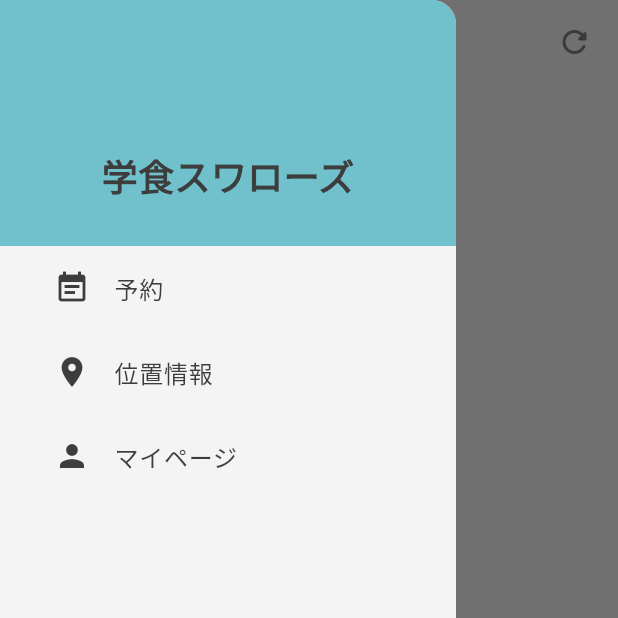
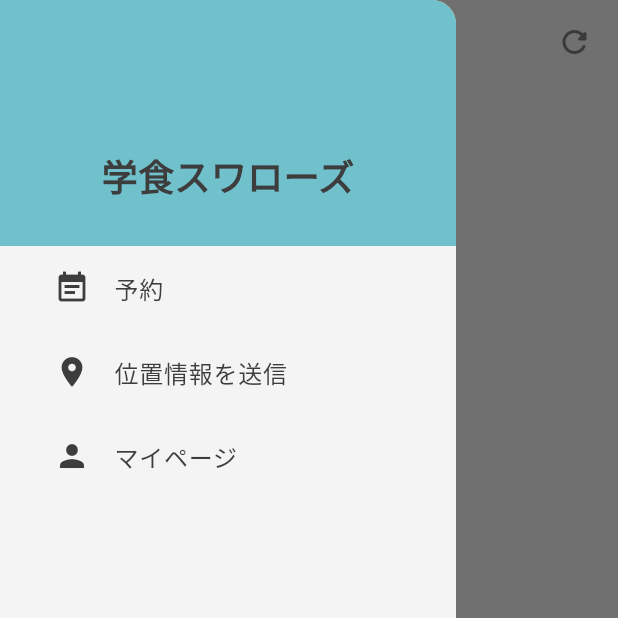
Before and after one commit to hiropoo/cafeteria_reserve, a Flutter app: the FriendListPage screen opened by its route, with the side drawer open, on a phone screen of 412 x 824 dp, the top half of it. Run offline on Flutter 3.47's test engine with Material 3 defaults, Android fonts, the phone set to English and light mode, and no system bars; our stand-ins replace flutter_hooks, flutter_slidable, freezed_annotation, go_router, hooks_riverpod, location and 2 more; accounts and stored records are empty; generated files the repository leaves out were written again.

Commit message:
♻️ Stringsにメッセージを追加

```diff
--- a/lib/src/components/my_drawer.dart
+++ b/lib/src/components/my_drawer.dart
@@ -2,6 +2,7 @@ import 'package:flutter/material.dart';
 import 'package:go_router/go_router.dart';
 import 'package:hooks_riverpod/hooks_riverpod.dart';
 import 'package:sit_in_the_cafeteria/src/components/my_drawer_tile.dart';
+import 'package:sit_in_the_cafeteria/src/constant/strings.dart';
 import 'package:sit_in_the_cafeteria/src/features/auth/pages/auth_state_notifier.dart';
 import 'package:sit_in_the_cafeteria/src/router/app_router.dart';
 import 'package:sit_in_the_cafeteria/src/router/bottom_nav_index_notifier.dart';
@@ -25,7 +26,7 @@ class MyDrawer extends ConsumerWidget {
               color: Theme.of(context).colorScheme.primary,
             ),
             child: Text(
-              '学食スワローズ',
+              Strings.appName,
               style: TextStyle(
                 fontSize: 24,
                 fontWeight: FontWeight.bold,
@@ -36,7 +37,7 @@ class MyDrawer extends ConsumerWidget {
 
           // 予約
           MyDrawerTile(
-            title: '予約',
+            title: Strings.reservation,
             icon: Icons.event_note,
             onTap: () {
               Navigator.pop(context);
@@ -47,7 +48,7 @@ class MyDrawer extends ConsumerWidget {
 
           // 位置情報を送信
           MyDrawerTile(
-            title: '位置情報',
+            title: Strings.locationSend,
             icon: Icons.location_on,
             onTap: () {
               Navigator.pop(context);
@@ -58,7 +59,7 @@ class MyDrawer extends ConsumerWidget {
 
           // マイページ
           MyDrawerTile(
-            title: 'マイページ',
+            title: Strings.myPage,
             icon: Icons.person,
             onTap: () {
               Navigator.pop(context);
@@ -71,7 +72,7 @@ class MyDrawer extends ConsumerWidget {
 
           // 設定
           MyDrawerTile(
-            title: '設定',
+            title: Strings.settings,
             icon: Icons.settings,
             onTap: () {
               Navigator.pop(context);
@@ -80,7 +81,7 @@ class MyDrawer extends ConsumerWidget {
 
           // ログアウト
           MyDrawerTile(
-            title: 'ログアウト',
+            title: Strings.logout,
             icon: Icons.logout,
             onTap: () {
               final repositoryNotifier = ref.read(authStateNotifierProvider.notifier);
--- a/lib/src/constant/strings.dart
+++ b/lib/src/constant/strings.dart
@@ -9,6 +9,7 @@ class Strings {
 
   /* ログイン 新規登録メッセージ */
   static const String login = 'ログイン';
+  static const String logout = 'ログアウト';
   static const String signUp = '新規登録';
   static const String loginFailed = 'ユーザー名またはパスワードが間違っています';
   static const String signUpFailed = '新規登録に失敗しました';
@@ -41,4 +42,34 @@ class Strings {
   static const String locationError = '予約した学食の近くにいることを確認してください';
   static const String connectionError = '通信エラーが発生しました';
   static const String permissionError = '位置情報の利用が許可されていません';
+
+  /* 座席確認ページ */
+  static const String cafeteria1 = '第1食堂';
+  static const String cafeteria2 = '第2食堂';
+  static const String seatConfirm = '座席を確認してください';
+  static const String entrance = '入口';
+  static const String exit = '出口';
+  static const String returnButton = '戻る';
+
+  /* 位置情報送信結果を表示するページ */
+  static const String locationSendResultTitle = '位置情報を送信しました';
+  static const String locationSendResultDescription1 = 'ご予約のご利用を確認しました';
+  static const String locationSendResultDescription2 = 'ご利用ありがとうございました';
+
+  /* マイページ */
+  static const String myPage = 'マイページ';
+  static const String id = 'ID';
+  static const String copyID = 'IDをコピーしました';
+  static const String friend = '友だち';
+  static const String friendNumSuffix = '人';
+
+  /* 友達一覧ページ */
+  static const String friendList = 'すべての友だち';
+  static const String addFriend = '追加';
+
+  /* 予約画面 */
+  static const String reservation = '予約';
+
+  /* 設定画面 */
+  static const String settings = '設定';
 }
--- a/lib/src/features/profile/pages/friend_list_page.dart
+++ b/lib/src/features/profile/pages/friend_list_page.dart
@@ -6,6 +6,7 @@ import 'package:sit_in_the_cafeteria/src/components/friend_list_tile.dart';
 import 'package:sit_in_the_cafeteria/src/components/friend_text_field.dart';
 import 'package:sit_in_the_cafeteria/src/components/my_button.dart';
 import 'package:sit_in_the_cafeteria/src/components/my_container.dart';
+import 'package:sit_in_the_cafeteria/src/constant/strings.dart';
 import 'package:sit_in_the_cafeteria/src/features/profile/pages/friend_list_notifier.dart';
 
 class FriendListPage extends HookConsumerWidget {
@@ -36,7 +37,7 @@ class FriendListPage extends HookConsumerWidget {
                 onPressed: () {
                   context.pop();
                 },
-                child: const Text('戻る'),
+                child: const Text(Strings.returnButton),
               ),
             ],
           ),
@@ -52,7 +53,7 @@ class FriendListPage extends HookConsumerWidget {
                 children: [
                   // タイトル
                   Text(
-                    'すべての友だち',
+                    Strings.friendList,
                     style: TextStyle(
                       color: Theme.of(context).colorScheme.secondary,
                       fontWeight: FontWeight.bold,
@@ -80,7 +81,7 @@ class FriendListPage extends HookConsumerWidget {
                             friendListNotifier.addFriend(friendController.text);
                             friendController.clear();
                           },
-                          child: const Text('追加'),
+                          child: const Text(Strings.addFriend),
                         ),
                       ),
                     ],
@@ -110,7 +111,7 @@ class FriendListPage extends HookConsumerWidget {
                     onPressed: () {
                       context.pop();
                     },
-                    child: const Text('戻る'),
+                    child: const Text(Strings.returnButton),
                   ),
                 ],
               ),
```
Also changed, not shown: lib/src/features/location/pages/result_page/send_result_page.dart (+4 -3 lines), lib/src/features/location/pages/seat_confirm_page/cafeteria1_seat_page.dart (+5 -4 lines), lib/src/features/location/pages/seat_confirm_page/cafeteria2_seat_page.dart (+5 -5 lines), lib/src/features/location/pages/send_page/location_send_page.dart (+3 -23 lines), lib/src/features/profile/pages/my_page.dart (+6 -6 lines).
